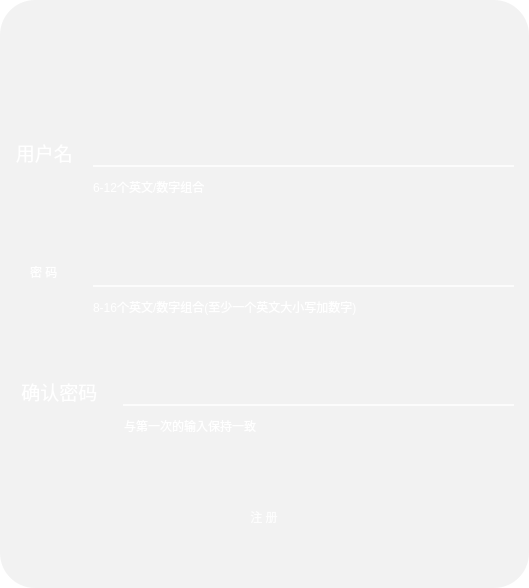
Above: myDesign_win/newUser.ui from Titanium006/FamilyGuardian before the change. Below: the same form after it.
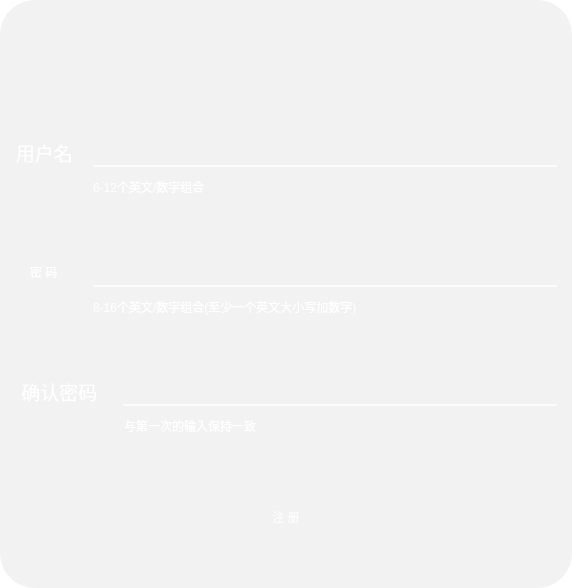
That is the form after the change. Icons and pictures are not drawn.

```diff
--- a/myDesign_win/newUser.ui
+++ b/myDesign_win/newUser.ui
@@ -6,12 +6,12 @@
    <rect>
     <x>0</x>
     <y>0</y>
-    <width>529</width>
+    <width>572</width>
     <height>588</height>
    </rect>
   </property>
   <property name="sizePolicy">
-   <sizepolicy hsizetype="Fixed" vsizetype="Fixed">
+   <sizepolicy hsizetype="Preferred" vsizetype="Preferred">
     <horstretch>0</horstretch>
     <verstretch>0</verstretch>
    </sizepolicy>
```
